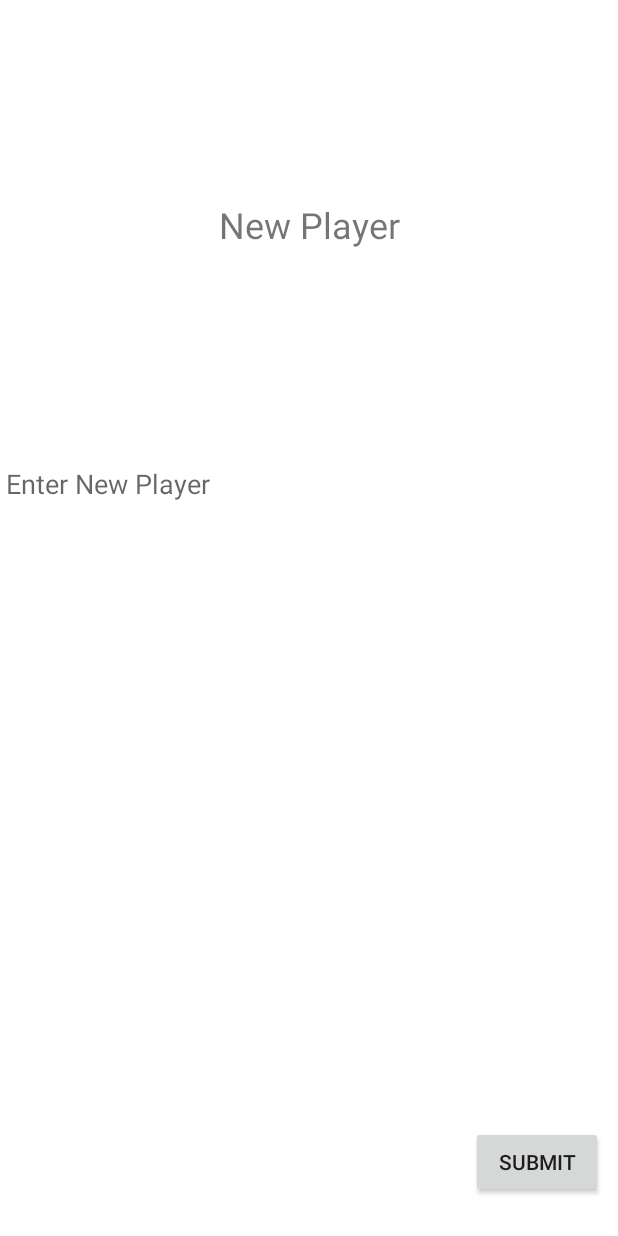
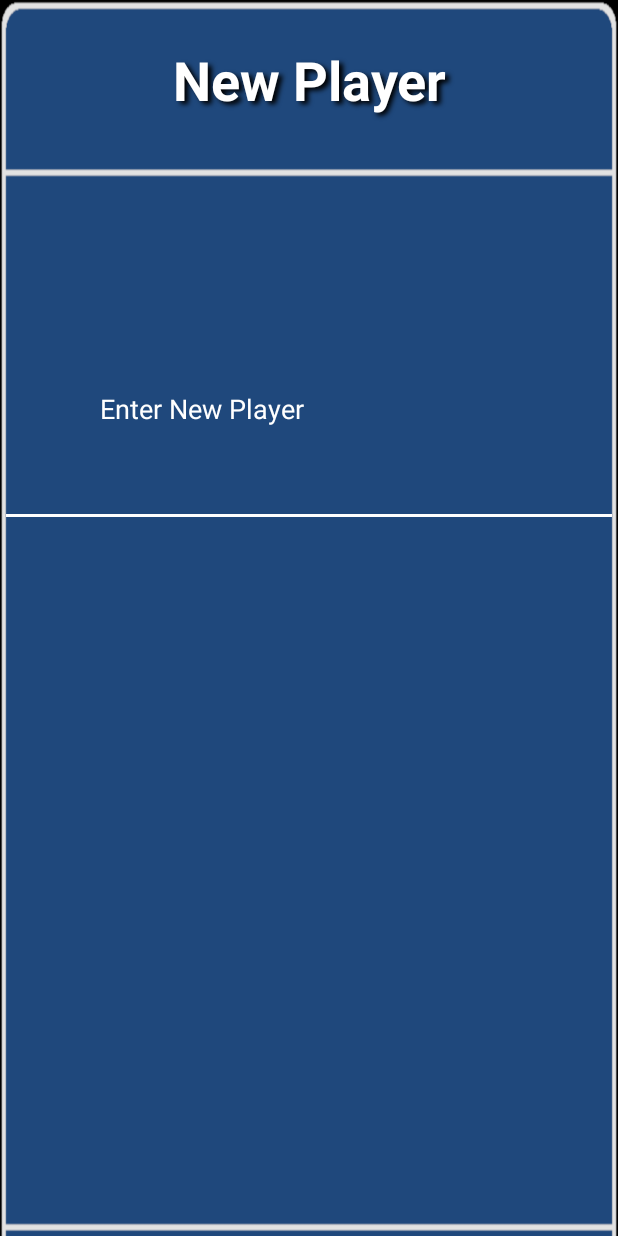
Before and after one commit to alexmarash/Kwordle, an Android app: the fragment PlayerEntry shown on its own in the app's theme, on a phone screen of 412 x 824 dp. Run offline under Robolectric (Android 15) with nearby library versions, the phone set to English and light mode, and no system bars.

Commit message:
newlayer update

```diff
--- a/Kwordle/app/src/main/res/layout/player_entry.xml
+++ b/Kwordle/app/src/main/res/layout/player_entry.xml
@@ -1,29 +1,33 @@
 <FrameLayout android:id="@+id/new_player_container_other"
     xmlns:android="http://schemas.android.com/apk/res/android"
     android:layout_width="match_parent"
-    android:layout_height="match_parent" >
-
-
+    android:layout_height="1400px" >
 
 
     <RelativeLayout
         android:id="@+id/newPlayerEntryScreen"
         android:layout_width="match_parent"
         android:layout_height="match_parent"
-        android:background="@color/white"
+        android:background="@drawable/pop_up_background"
         android:foregroundTint="@color/white">
 
         <TextView
             android:id="@+id/newPlayerEntryTitle"
-            android:layout_width="match_parent"
-            android:layout_height="100dp"
-            android:layout_alignParentTop="true"
+            android:layout_width="800px"
+            android:layout_height="120px"
             android:layout_centerHorizontal="true"
-            android:layout_gravity="center"
-            android:layout_marginTop="100dp"
+            android:layout_gravity="center_horizontal"
+            android:layout_marginTop="20px"
             android:gravity="center"
+            android:scaleType="fitXY"
+            android:shadowColor="@color/black"
+            android:shadowDx="3.5"
+            android:shadowDy="3.3"
+            android:shadowRadius="3.6"
             android:text="@string/newPlayerEntry"
-            android:textSize="24sp" />
+            android:textColor="@color/white"
+            android:textSize="36sp"
+            android:textStyle="bold" />
 
         <EditText
             android:id="@+id/newPlayerInput"
@@ -32,23 +36,24 @@
             android:layout_below="@+id/newPlayerEntryTitle"
             android:layout_marginTop="100dp"
             android:backgroundTint="@color/white"
+            android:textColorHint="@color/white"
+            android:padding="100px"
             android:hint="@string/newPlayer"
+            android:imeOptions="actionDone"
+            android:inputType="text"
             android:onClick="enterPlayer"
-            android:imeOptions="actionDone"
-            android:inputType="text" />
+            android:textColor="@color/white" />
+
 
         <Button
             android:id="@+id/submitButton"
-            android:layout_width="wrap_content"
-            android:layout_height="wrap_content"
-            android:layout_alignParentEnd="true"
+            style="@style/thinButton"
             android:layout_alignParentBottom="true"
-            android:layout_gravity="bottom|right"
-            android:layout_marginEnd="10dp"
-            android:layout_marginBottom="25dp"
+            android:layout_centerHorizontal="true"
+            android:layout_marginTop="200px"
+            android:layout_marginBottom="35px"
             android:onClick="submitClick"
             android:text="@string/submit" />
-
 
     </RelativeLayout>
 
```
Also changed, not shown: Kwordle/app/src/main/res/layout/opening.xml (indentation only).
